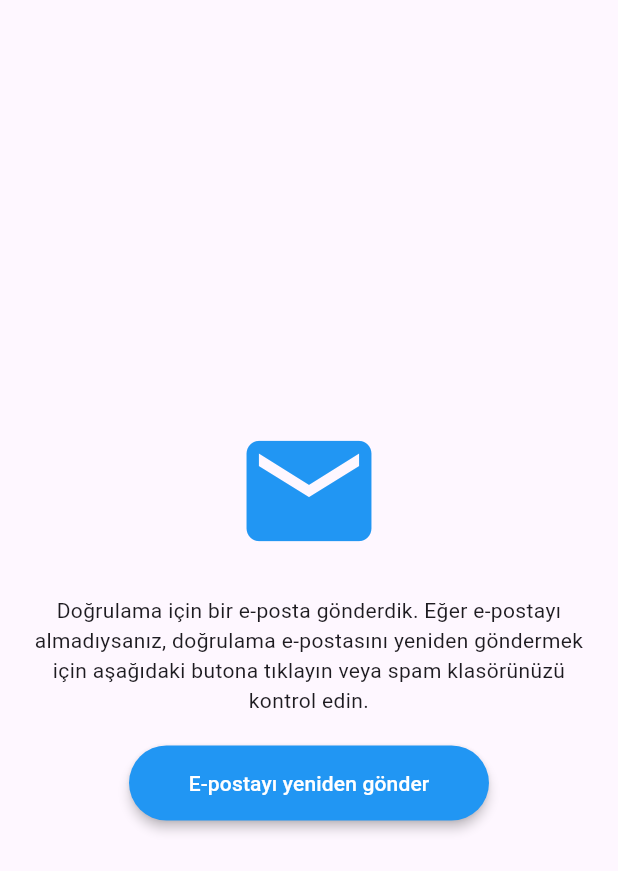
After one commit to seymaa54/panic-link-flutter, a Flutter app: the VerificationEmail screen opened by its route, after a tap on "E-postayı yeniden gönder", on a phone screen of 412 x 824 dp. The commit adds this screen. Shown: the top 871 px of the screen. Run offline on Flutter 3.47's test engine with Material 3 defaults, Android fonts, the phone set to English and light mode, and no system bars; our stand-ins replace connectivity_plus, firebase_auth, firebase_core, firebase_database, firebase_storage, flutter_blue and 6 more; accounts and stored records are empty; network calls fail; Roboto replaces fonts that are missing (Lexend).

Commit message:
Email verification feature is integrated into the user registration process.

```diff
--- a/lib/complete_profile.dart
+++ b/lib/complete_profile.dart
@@ -1,4 +1,5 @@
 import 'dart:io';
+import 'package:firebase_auth/firebase_auth.dart';
 import 'package:flutter/material.dart';
 import 'package:image_picker/image_picker.dart';
 import 'package:intl_phone_number_input/intl_phone_number_input.dart';
@@ -86,12 +87,18 @@ class _CompleteProfileState extends State<CompleteProfile> {
     // Kullanıcı verilerini güncelle
     DatabaseReference userRef = FirebaseDatabase.instance.ref().child('users').child(widget.userId);
     Map<String, dynamic> userData = {
+      'userId': widget.userId,
+      'email': FirebaseAuth.instance.currentUser!.email, // Mevcut kullanıcının e-posta adresi
       'name': _firstNameController.text.trim(),
       'surname': _lastNameController.text.trim(),
       'identityNumber': _idNumberController.text.trim(),
       'phone': _telNumberController.text.trim(),
-        'profileImageUrl': downloadUrl,
+      'profileImageUrl': downloadUrl ?? '', // Eğer downloadUrl null ise boş string atanır
+      'contacts': '', // İletişim bilgileri gibi diğer bilgileri ekleyebilirsiniz
+      'deviceId': '', // Cihaz ID gibi diğer bilgileri ekleyebilirsiniz
+      'helpCalls': '', // Yardım çağrıları gibi diğer bilgileri ekleyebilirsiniz
     };
+
 
       // Profil resmi eklenmişse URL'yi ekle
       if (downloadUrl != null) {
--- a/lib/edit_profile.dart
+++ b/lib/edit_profile.dart
@@ -115,7 +115,7 @@ class _EditProfileState extends State<EditProfile> {
       return 'Fotoğraf Ekle';
     }
   }
-
+//GUNCELLEM SORUNLUU
   Future<void> _reauthenticateUser(String password) async {
     try {
       // Mevcut kullanıcıyı alın
--- a/lib/main.dart
+++ b/lib/main.dart
@@ -15,6 +15,7 @@ import 'package:panic_link/provider/user_provider.dart';
 import 'package:panic_link/real_time_tracking.dart';
 import 'package:panic_link/register_account.dart';
 import 'package:panic_link/scan_device.dart';
+import 'package:panic_link/verificationEmail.dart';
 import 'package:provider/provider.dart';
 import 'change_password.dart';
 import 'package:firebase_core/firebase_core.dart';
@@ -47,7 +48,7 @@ class MyApp extends StatelessWidget {
       child: MaterialApp(
         initialRoute: '/',
         routes: {
-          '/': (context) => LoginPage(), // Ana sayfa route'u
+          '/': (context) =>LoginPage(), // Ana sayfa route'u
           ChangePassword.routeName: (context) => const ChangePassword(),
           ConnectDevice.routeName: (context) => const ConnectDevice(),
           ContactForm.routeName: (context) => const ContactForm(),
@@ -62,6 +63,7 @@ class MyApp extends StatelessWidget {
           RealTimeTracking.routeName: (context) => const RealTimeTracking(),
           RegisterAccount.routeName: (context) => const RegisterAccount(),
           ScanDevice.routeName: (context) => const ScanDevice(),
+          VerificationEmail.routeName:(context) => const VerificationEmail(),
         },
       ),
     );
--- a/lib/provider/user_provider.dart
+++ b/lib/provider/user_provider.dart
@@ -8,8 +8,6 @@ import 'package:panic_link/model/device_model.dart';
 
 import '../model/contact_model.dart';
 import '../HelpCall.dart';
-
-
 
 /*
 ChangeNotifier sınıfından türediği için, bu sınıf içinde kullanıcı verilerini dinlemek
@@ -26,7 +24,10 @@ class UserProvider with ChangeNotifier {
     _auth.authStateChanges().listen((User? user) {
       if (user != null) {
         // Firebase veritabanında, kullanıcının UID'sini kullanarak kullanıcı düğümüne (node) referans alınır.
-        _userRef = FirebaseDatabase.instance.reference().child('users').child(user.uid);
+        _userRef = FirebaseDatabase.instance
+            .reference()
+            .child('users')
+            .child(user.uid);
 
         // Kullanıcının verileri değiştiğinde veya herhangi bir güncelleme olduğunda bu dinleyici tetiklenir.
         _userRef.onValue.listen((event) {
@@ -34,8 +35,8 @@ class UserProvider with ChangeNotifier {
           final data = event.snapshot.value;
           if (data != null && data is Map) {
             // Alınan veriyi kullanıcı modeline uygun şekilde işleyerek bir nesne oluşturur.
-            _userData = UserModel.fromMap(Map<String, dynamic>.from(data as Map));
-
+            _userData =
+                UserModel.fromMap(Map<String, dynamic>.from(data as Map));
           } else {
             print("userdata model oluşmadı");
             _userData = null; // Veriler null ise kullanıcı verisini sıfırla
@@ -80,6 +81,14 @@ class UserProvider with ChangeNotifier {
     }
   }*/
 
+  Future<void> sendEmailVerificationLink() async {
+    try {
+      await _auth.currentUser!.sendEmailVerification();
+    } catch (e) {
+      print(e.toString());
+    }
+  }
+
   Future<void> getUserDataAfterSignIn(String email, String password) async {
     try {
       // Kullanıcıyı giriş yapmaya çalış await ise bir işlemin tamamlanmasını beklemek için
@@ -89,8 +98,10 @@ class UserProvider with ChangeNotifier {
       _auth.authStateChanges().listen((User? user) {
         if (user != null) {
           // Kullanıcı giriş yaptıktan sonra kullanıcı verilerini al
-          _userRef = FirebaseDatabase.instance.reference().child('users').child(
-              user.uid);
+          _userRef = FirebaseDatabase.instance
+              .reference()
+              .child('users')
+              .child(user.uid);
           /*
          DataSnapshot nesnesi, veritabanından alınan veriyi temsil eder.
          snapshot.value ile verinin var olup olmadığı kontrol edilir.
@@ -131,7 +142,8 @@ class UserProvider with ChangeNotifier {
 
     try {
       // 'users' düğümüne referans oluştur
-      databaseReference = FirebaseDatabase.instance.reference().child('users').child(userId);
+      databaseReference =
+          FirebaseDatabase.instance.reference().child('users').child(userId);
 
       // Dinleyici ekle
       databaseReference.onValue.listen((event) {
@@ -175,7 +187,6 @@ class UserProvider with ChangeNotifier {
     }
   }
 
-
   //bu kısımda olmuyor
   void updateUserData(Map<String, dynamic> newData) {
     if (_userData != null) {
@@ -191,6 +202,7 @@ class UserProvider with ChangeNotifier {
       notifyListeners();
     }
   }
+
   Future<void> deleteUser() async {
     await _userRef.remove();
     // Kullanıcı verilerini yerel olarak da temizle
@@ -199,11 +211,11 @@ class UserProvider with ChangeNotifier {
     notifyListeners();
     //update den sonra fetch user datauyı çağıarbilrisn
   }
+
   void addDevice(DeviceModel device) {
     if (_userData!.deviceId == null) {
-      final deviceRef = FirebaseDatabase.instance.reference()
-          .child('devices')
-          .push();
+      final deviceRef =
+          FirebaseDatabase.instance.reference().child('devices').push();
       deviceRef.set(device.toMap()).then((_) {
         _userData!.deviceId =
             deviceRef.key; // Yeni cihazın ID'sini kullanıcıya atayın
@@ -214,9 +226,11 @@ class UserProvider with ChangeNotifier {
       print('Kullanıcı zaten bir cihaza sahip.');
     }
   }
+
   void _fetchDevices() async {
     if (_userData != null && _userData!.deviceId != null) {
-      final deviceRef = FirebaseDatabase.instance.reference()
+      final deviceRef = FirebaseDatabase.instance
+          .reference()
           .child('devices')
           .child(_userData!.deviceId!);
       DataSnapshot snapshot = (await deviceRef.once()) as DataSnapshot;
@@ -236,5 +250,4 @@ class UserProvider with ChangeNotifier {
     List<HelpCall> getHelpCalls() {
       return _userData!.helpCalls;
     }*/
-
 }
--- /dev/null
+++ b/lib/verificationEmail.dart
@@ -0,0 +1,88 @@
+import 'dart:async';
+import 'package:flutter/material.dart';
+import 'package:firebase_auth/firebase_auth.dart';
+import 'package:panic_link/provider/user_provider.dart';
+import 'package:panic_link/wrapper.dart';
+
+class VerificationEmail extends StatefulWidget {
+  static const String routeName = '/verificationEmail';
+
+  const VerificationEmail({Key? key}) : super(key: key);
+
+  @override
+  _VerificationEmailState createState() => _VerificationEmailState();
+}
+
+class _VerificationEmailState extends State<VerificationEmail> {
+  final _auth = UserProvider();
+  late Timer timer;
+
+  @override
+  void initState() {
+    super.initState();
+    _auth.sendEmailVerificationLink();
+    timer = Timer.periodic(Duration(seconds: 5), (timer) {
+      FirebaseAuth.instance.currentUser?.reload();
+      if (FirebaseAuth.instance.currentUser!.emailVerified == true) {
+        timer.cancel();
+        Navigator.pushReplacement(
+          context,
+          MaterialPageRoute(
+            builder: (context) => const Wrapper(),
+          ),
+        );
+      }
+    });
+  }
+
+  @override
+  Widget build(BuildContext context) {
+    return Scaffold(
+      body: Padding(
+        padding: const EdgeInsets.all(16.0),
+        child: Column(
+          mainAxisAlignment: MainAxisAlignment.center,
+          children: [
+            const Icon(
+              Icons.email,
+              size: 100,
+              color: Colors.blue,
+            ),
+            const SizedBox(height: 20),
+            const Text(
+              "Doğrulama için bir e-posta gönderdik. Eğer e-postayı almadıysanız, doğrulama e-postasını yeniden göndermek için aşağıdaki butona tıklayın veya spam klasörünüzü kontrol edin.",
+              textAlign: TextAlign.center,
+            ),
+            const SizedBox(height: 20),
+            ElevatedButton(
+              onPressed: () async {},
+              child: Text(
+                'E-postayı yeniden gönder',
+                style: TextStyle(
+                  fontFamily: 'Lexend',
+                ),
+              ),
+              style: ElevatedButton.styleFrom(
+                foregroundColor: Colors.white,
+                backgroundColor: Colors.blue,
+                minimumSize: const Size(240, 50),
+                padding: EdgeInsets.zero,
+                shape: RoundedRectangleBorder(
+                  borderRadius: BorderRadius.circular(30),
+                ),
+                elevation: 3,
+              ),
+            ),
+          ],
+        ),
+      ),
+
+    );
+  }
+
+  @override
+  void dispose() {
+    timer.cancel();
+    super.dispose();
+  }
+}
```
Also changed, not shown: lib/register_account.dart (+59 -20 lines). Lines whose indentation alone changed are shown as unchanged.
